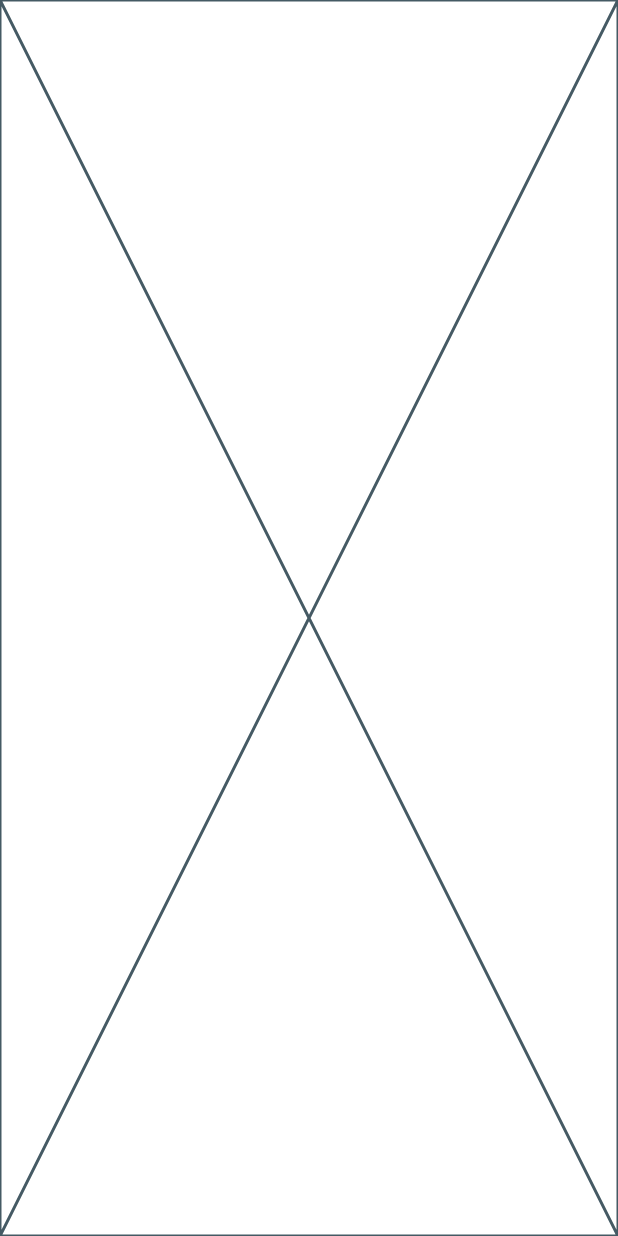
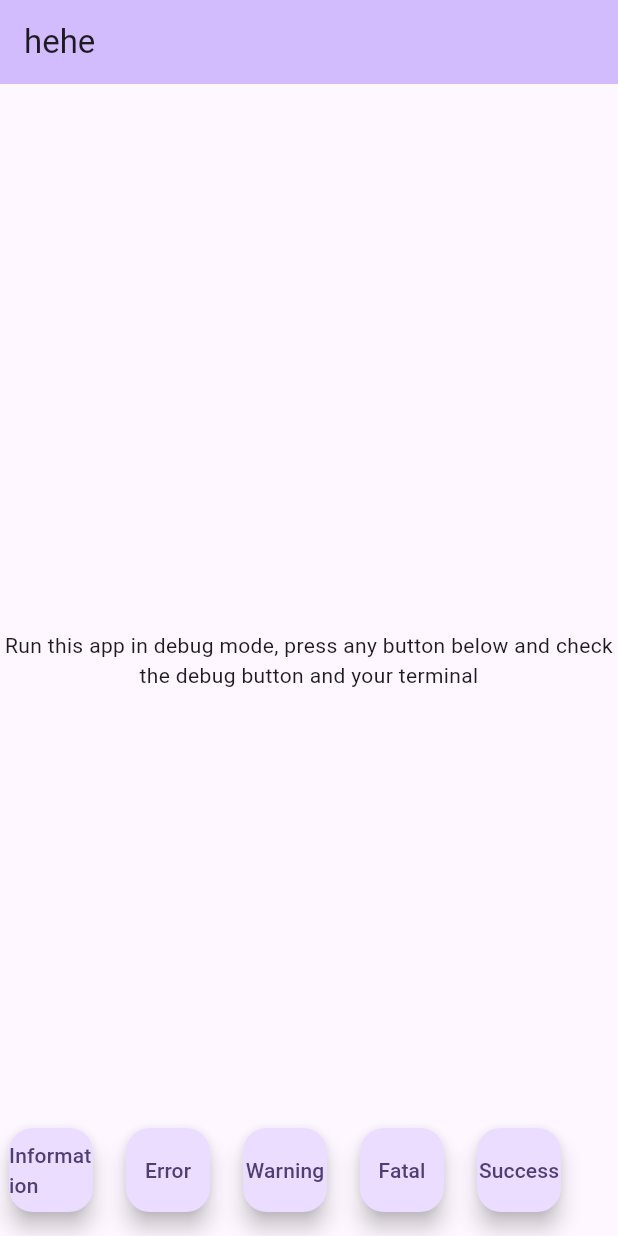
Before and after one commit to sagarkarki99/simple_debugger, a Flutter app: the screen it shows after launch, on a phone screen of 412 x 824 dp. Run offline on Flutter 3.47's test engine with Material 2 defaults, Android fonts, the phone set to English and light mode, and no system bars; our stand-ins replace logger.

Commit message:
chore: add example widget for console log

```diff
--- a/example/lib/main.dart
+++ b/example/lib/main.dart
@@ -1,6 +1,10 @@
+import 'package:example/main_view.dart';
 import 'package:flutter/material.dart';
+import 'package:simple_debugger/core/app_logger.dart';
+import 'package:simple_debugger/global_widgets/widgets.dart';
 
 void main() {
+  AppLogger.initialize();
   runApp(const MyApp());
 }
 
@@ -15,16 +19,11 @@ class MyApp extends StatelessWidget {
         colorScheme: ColorScheme.fromSeed(seedColor: Colors.deepPurple),
         useMaterial3: true,
       ),
-      home: const HomePage(),
+      home: DebugOverlay(
+        builder: (context) => const MainView(
+          title: 'hehe',
+        ),
+      ),
     );
   }
 }
-
-class HomePage extends StatelessWidget {
-  const HomePage({super.key});
-
-  @override
-  Widget build(BuildContext context) {
-    return const Placeholder();
-  }
-}
--- /dev/null
+++ b/example/lib/main_view.dart
@@ -0,0 +1,67 @@
+import 'package:flutter/material.dart';
+import 'package:simple_debugger/core/app_logger.dart';
+
+class MainView extends StatefulWidget {
+  const MainView({super.key, required this.title});
+
+  final String title;
+
+  @override
+  State<MainView> createState() => _MainViewState();
+}
+
+class _MainViewState extends State<MainView> {
+  @override
+  Widget build(BuildContext context) {
+    return Scaffold(
+      appBar: AppBar(
+        backgroundColor: Theme.of(context).colorScheme.inversePrimary,
+        title: Text(widget.title),
+      ),
+      body: const Center(
+        child: Column(
+          mainAxisAlignment: MainAxisAlignment.center,
+          children: <Widget>[
+            Text(
+              'Run this app in debug mode, press any button below and check the debug button and your terminal',
+              textAlign: TextAlign.center,
+            ),
+          ],
+        ),
+      ),
+      floatingActionButton: Row(
+        mainAxisAlignment: MainAxisAlignment.spaceEvenly,
+        children: [
+          FloatingActionButton(
+            onPressed: () => AppLogger.i('Information', title: 'Main page'),
+            tooltip: 'information',
+            child: const Text('Information'),
+          ),
+          FloatingActionButton(
+            onPressed: () => AppLogger.e('This is error!!', title: 'Main page'),
+            tooltip: 'error',
+            child: const Text('Error'),
+          ),
+          FloatingActionButton(
+            onPressed: () =>
+                AppLogger.w('Showing some warning!!', title: 'Main page'),
+            tooltip: 'warning',
+            child: const Text('Warning'),
+          ),
+          FloatingActionButton(
+            onPressed: () =>
+                AppLogger.f('This is a fatal message', title: ' Main Page'),
+            tooltip: 'fatal',
+            child: const Text('Fatal'),
+          ),
+          FloatingActionButton(
+            onPressed: () =>
+                AppLogger.s('This is a success', title: ' Main Page'),
+            tooltip: 'success',
+            child: const Text('Success'),
+          ),
+        ],
+      ),
+    );
+  }
+}
```
Also changed, not shown: example/pubspec.lock.
